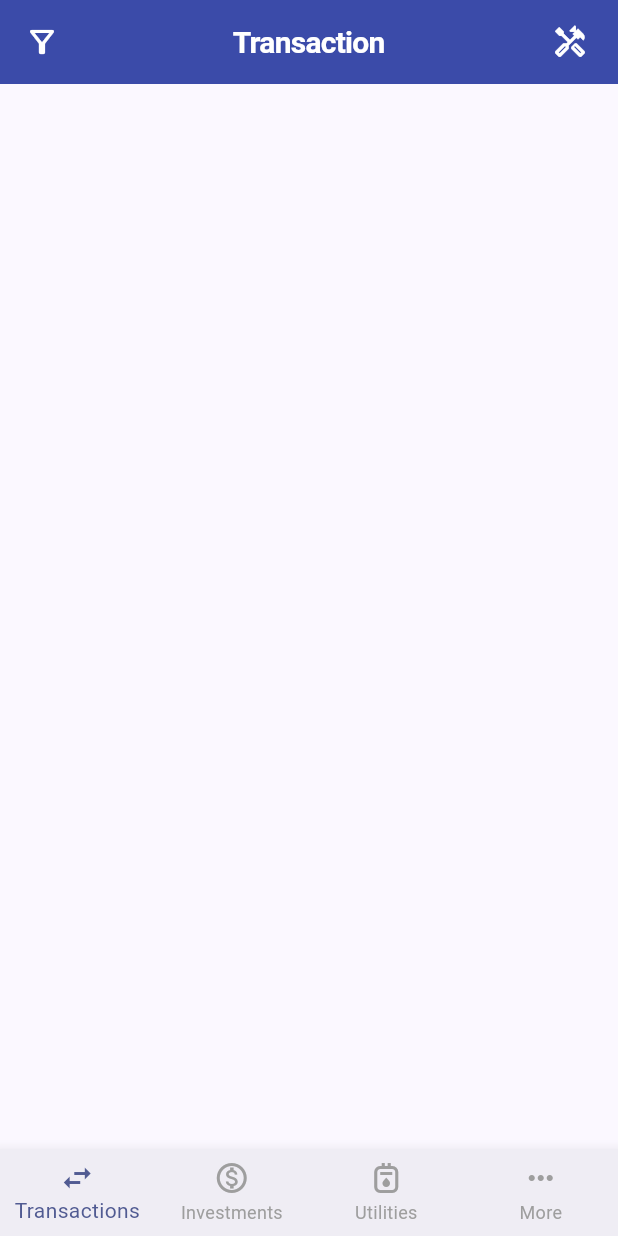
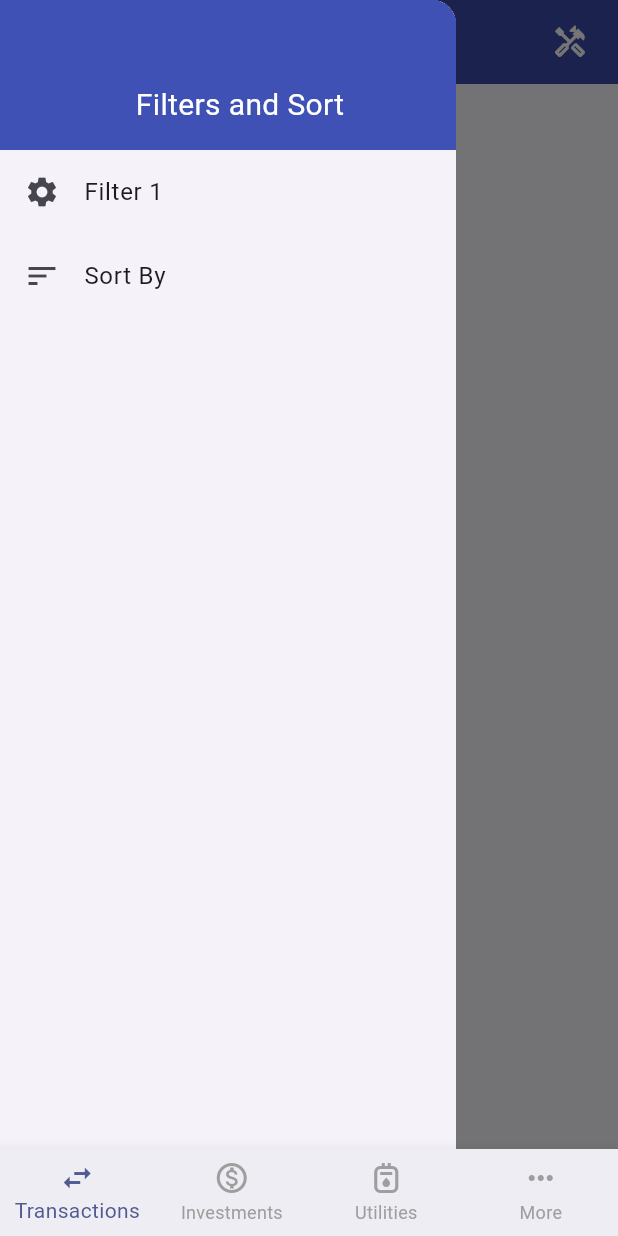
Before and after one commit to roger-mengqiu-chen/life_flutter, a Flutter app: the screen it shows after launch, with the side drawer open (before the commit the screen has no drawer), on a phone screen of 412 x 824 dp. Run offline on Flutter 3.47's test engine with Material 3 defaults, Android fonts, the phone set to English and light mode, and no system bars.

Commit message:
update to add drawers

```diff
--- a/lib/ui/investments/widget/investment_screen.dart
+++ b/lib/ui/investments/widget/investment_screen.dart
@@ -8,6 +8,9 @@ class InvestmentScreen extends StatelessWidget {
   Widget build(BuildContext context) {
     return Scaffold(
       appBar: DynamicAppBar(title: 'Investment'),
+      body: Center(
+        child: Text('Investment')
+      )
     );
   }
 }
--- a/lib/ui/more/widgets/more_screen.dart
+++ b/lib/ui/more/widgets/more_screen.dart
@@ -11,6 +11,9 @@ class MoreScreen extends StatelessWidget {
         title: 'More',
         showFilter: false,
         showTools: false,
+      ),
+      body: Center(
+        child: Text('More')
       )
     );
   }
--- a/lib/ui/transactions/widgets/transaction_screen.dart
+++ b/lib/ui/transactions/widgets/transaction_screen.dart
@@ -7,7 +7,78 @@ class TransactionScreen extends StatelessWidget {
   @override
   Widget build(BuildContext context) {
     return Scaffold(
-      appBar: const DynamicAppBar(title: 'Transaction',)
+      appBar: const DynamicAppBar(title: 'Transaction'),
+      drawer: Drawer(
+        child: ListView(
+          padding: EdgeInsets.zero,
+          children: <Widget>[
+            SizedBox(
+              height: 100.0,
+              child: Container(
+                decoration: const BoxDecoration(
+                  color: Colors.indigo,
+                ),
+                alignment: Alignment.center,
+                padding: const EdgeInsets.only(left: 16.0, top: 40),
+                child: const Text(
+                  'Filters and Sort',
+                  style: TextStyle(
+                    color: Colors.white,
+                    fontSize: 20,
+                  ),
+                ),
+              ),
+            ),
+            ListTile(
+              leading: Icon(Icons.settings),
+              title: Text('Filter 1')
+            ),
+            ListTile(
+              leading: Icon(Icons.sort),
+              title: Text('Sort By'),
+            )
+          ]
+        )
+      ),
+      endDrawer: Drawer(
+          child: ListView(
+              padding: EdgeInsets.zero,
+              children: <Widget>[
+                SizedBox(
+                  height: 100.0,
+                  child: Container(
+                    decoration: const BoxDecoration(
+                      color: Colors.indigo,
+                    ),
+                    alignment: Alignment.center,
+                    padding: const EdgeInsets.only(left: 16.0, top: 40),
+                    child: const Text(
+                      'Tools',
+                      style: TextStyle(
+                        color: Colors.white,
+                        fontSize: 20,
+                      ),
+                    ),
+                  ),
+                ),
+                ListTile(
+                    leading: Icon(Icons.print),
+                    title: Text('Export')
+                ),
+                ListTile(
+                  leading: Icon(Icons.arrow_back),
+                  title: Text('Import'),
+                ),
+                ListTile(
+                  leading: Icon(Icons.edit),
+                  title: Text('Bulk Edit')
+                )
+              ]
+          )
+      ),
+      body: Center(
+        child: Text('Transaction')
+      )
     );
   }
 }
--- a/lib/ui/utilities/widgets/utilities_screen.dart
+++ b/lib/ui/utilities/widgets/utilities_screen.dart
@@ -8,6 +8,9 @@ class UtilitiesScreen extends StatelessWidget {
   Widget build(BuildContext context) {
     return Scaffold(
       appBar: DynamicAppBar(title: 'Utilities'),
+      body: Center(
+        child: Text('Utilities')
+      )
     );
   }
 }
```
